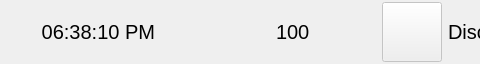
Above: library/src/libnxbaseui/CNX_StatusBar.ui from NexellCorp/linux_sdk_displayaudio before the change; both pictures show x 321 to 801 and y 0 to 64 of the 1024 by 64 pixel window. Below: the same form after it.
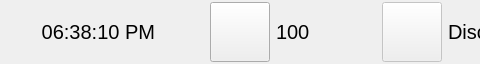
That is the form after the change. Icons and pictures are not drawn.

Commit message:
displayaudio: libnxbaseui
Added interface for volume button click.

What changed in the file:
```diff
--- a/library/src/libnxbaseui/CNX_StatusBar.ui
+++ b/library/src/libnxbaseui/CNX_StatusBar.ui
@@ -157,7 +157,7 @@
       </spacer>
      </item>
      <item>
-      <widget class="QLabel" name="LABEL_VOLUME_ICON">
+      <widget class="QPushButton" name="BUTTON_VOLUME">
        <property name="sizePolicy">
         <sizepolicy hsizetype="Minimum" vsizetype="Minimum">
          <horstretch>0</horstretch>
@@ -177,7 +177,7 @@
         </size>
        </property>
        <property name="styleSheet">
-        <string notr="true">QLabel {
+        <string notr="true">QPushButton {
 	border-image: url(:/image/bg_vol.png);
 }</string>
        </property>
```
The commit also changes 2 other files.
